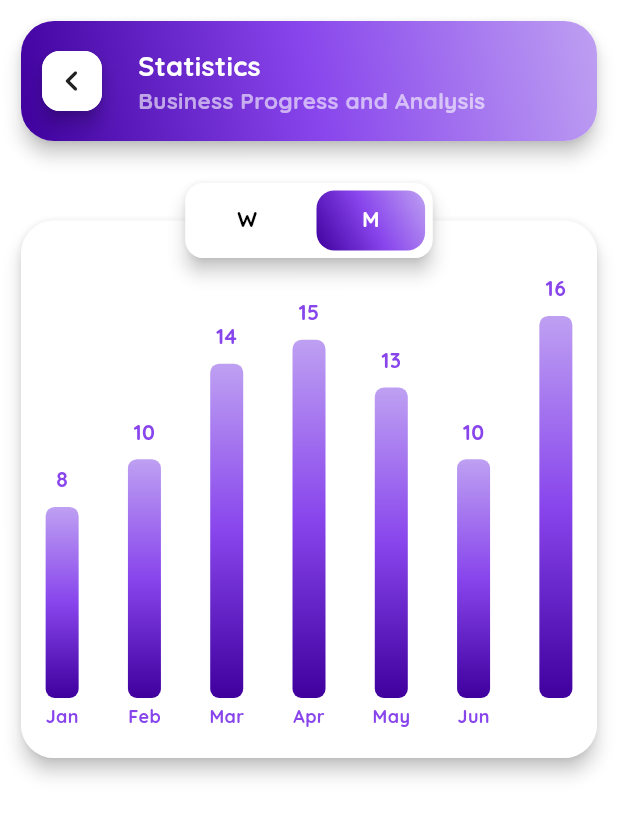
After one commit to Harsshh5/quickbill, a Flutter app: the Stats screen opened directly, tab 2 chosen, on a phone screen of 412 x 824 dp. The commit adds this screen. Shown: the top 817 px of the screen. Run offline on Flutter 3.47's test engine with Material 3 defaults, Android fonts, the phone set to English and light mode, and no system bars; drawn by our look-alikes of fl_chart; our stand-ins replace get, shared_preferences; accounts and stored records are empty.

Commit message:
STATS PAGE CREATED, OTHER MINOR CHANGES

```diff
--- a/lib/config/app_colors.dart
+++ b/lib/config/app_colors.dart
@@ -3,5 +3,6 @@ import 'package:flutter/material.dart';
 class AppColors{
   Color dark = Color(0xff3f009e);
   Color medium = Color(0xff8845ec);
+  Color light = Color(0xffe6dbf8);
   Color subBlack = Colors.black54;
 }
--- a/lib/views/home.dart
+++ b/lib/views/home.dart
@@ -6,6 +6,7 @@ import 'package:intl/intl.dart';
 import 'package:quickbill/views/add_client.dart';
 import 'package:quickbill/views/commons/common_page_header.dart';
 import 'package:quickbill/views/payments.dart';
+import 'package:quickbill/views/stats.dart';
 
 import 'add_invoice.dart';
 
@@ -331,7 +332,9 @@ class _HomeState extends State<Home> with TickerProviderStateMixin {
                                     );
                                   } else if (index == 2) {
                                     Get.to(() => Payments(), transition: Transition.fadeIn);
-                                  } else if (index == 3) {}
+                                  } else if (index == 3) {
+                                    Get.to(() => Stats(), transition: Transition.fadeIn);
+                                  }
                                 },
                                 child: ScaleTransition(
                                   scale: bounceAnimations[index],
--- a/lib/views/payments.dart
+++ b/lib/views/payments.dart
@@ -199,7 +199,32 @@ class _PaymentsState extends State<Payments> with TickerProviderStateMixin {
                             await calendarController.reverse();
                             await calendarController.forward();
 
-                            DateTimeRange? picked = await showAnimatedDateRangePicker(context, selectedDateRange);
+                            DateTimeRange? picked = await showDateRangePicker(
+                              currentDate: DateTime.now(),
+                              // ignore: use_build_context_synchronously
+                              context: context,
+                              firstDate: DateTime(2000),
+                              lastDate: DateTime(2100),
+                              initialDateRange: selectedDateRange,
+                              builder: (context, child) {
+                                return Theme(
+                                  data: Theme.of(context).copyWith(
+                                    colorScheme: ColorScheme.light(
+                                      primary: Color(0xff3f009e),
+                                      onPrimary: Colors.white,
+                                      secondary: Color(0xff8845ec),
+                                    ),
+                                    textButtonTheme: TextButtonThemeData(
+                                      style: TextButton.styleFrom(
+                                        foregroundColor: Color(0xff3f009e),
+                                      ),
+                                    ),
+                                  ),
+                                  child: child!,
+                                );
+                              },
+                            );
+
                             if (!context.mounted) return;
 
                             if (picked != null) {
@@ -387,7 +412,7 @@ class _PaymentsState extends State<Payments> with TickerProviderStateMixin {
                         width: Get.width,
                         padding: EdgeInsets.all(10),
                         decoration: BoxDecoration(
-                          color: isSelected ? Colors.purple[50] : Colors.white,
+                          color: isSelected ? Color(0xffe6dbf8) : Colors.white,
                           borderRadius: BorderRadius.circular(22),
                         ),
                         child: Row(
@@ -468,59 +493,4 @@ class _PaymentsState extends State<Payments> with TickerProviderStateMixin {
     );
   }
 
-  Future<DateTimeRange?> showAnimatedDateRangePicker(BuildContext context, DateTimeRange? initialRange) {
-    return showGeneralDialog<DateTimeRange>(
-      context: context,
-      barrierDismissible: true,
-      barrierLabel: "DateRangePicker",
-      transitionDuration: Duration(milliseconds: 300),
-      pageBuilder: (context, animation, secondaryAnimation) {
-        return Center(); // fallback, won't be used due to transitionBuilder
-      },
-      transitionBuilder: (context, animation, secondaryAnimation, child) {
-        final curved = CurvedAnimation(parent: animation, curve: Curves.easeInOut);
-
-        return ScaleTransition(
-          scale: curved,
-          child: Opacity(
-            opacity: animation.value,
-            child: Builder(
-              builder: (dialogContext) {
-                return AlertDialog(
-                  contentPadding: EdgeInsets.zero,
-                  backgroundColor: Colors.transparent,
-                  content: SizedBox(
-                    height: 500,
-                    child: Theme(
-                      data: Theme.of(dialogContext).copyWith(
-                        colorScheme: ColorScheme.light(
-                          primary: Color(0xff3f009e),
-                          onPrimary: Colors.white,
-                          secondary: Color(0xff8845ec),
-                        ),
-                        textButtonTheme: TextButtonThemeData(
-                          style: TextButton.styleFrom(
-                            foregroundColor: Color(0xff3f009e),
-                          ),
-                        ),
-                      ),
-                      child: Builder(
-                        builder: (innerContext) => DateRangePickerDialog(
-                          firstDate: DateTime(2000),
-                          lastDate: DateTime(2100),
-                          currentDate: DateTime.now(),
-                          initialDateRange: initialRange,
-                        ),
-                      ),
-                    ),
-                  ),
-                );
-              },
-            ),
-          ),
-        );
-      },
-    );
-  }
-
 }
--- /dev/null
+++ b/lib/views/stats.dart
@@ -0,0 +1,327 @@
+import 'package:flutter/material.dart';
+import 'package:get/get.dart';
+
+import 'commons/common_page_header.dart';
+
+import 'package:fl_chart/fl_chart.dart';
+
+class Stats extends StatefulWidget {
+  const Stats({super.key});
+
+  @override
+  State<Stats> createState() => _StatsState();
+}
+
+class _StatsState extends State<Stats> with TickerProviderStateMixin {
+  late AnimationController controller;
+  late Animation<Offset> slideAnimation;
+  late Animation<double> fadeAnimation;
+
+  late TabController tabController;
+
+  List<BarChartGroupData> currentBarGroups = [];
+  List<String> xLabels = [];
+
+  List<double> animatedValues = [];
+  bool animationStarted = false;
+
+  List<double> originalValues = [8, 10, 14, 15, 13, 10, 16];
+
+  @override
+  void initState() {
+    super.initState();
+
+    tabController = TabController(length: 2, vsync: this);
+
+    tabController.addListener(() {
+      if (tabController.indexIsChanging) return;
+      setState(() {
+        if (tabController.index == 0) {
+          xLabels = getLast7DaysLabels();
+          currentBarGroups = generateBarData(xLabels.length);
+        } else if (tabController.index == 1) {
+          xLabels = getLast6MonthsLabels();
+          currentBarGroups = generateBarData(xLabels.length);
+        }
+      });
+    });
+
+
+    controller = AnimationController(
+      duration: const Duration(milliseconds: 400),
+      vsync: this,
+    );
+
+    slideAnimation = Tween<Offset>(
+      begin: const Offset(0.0, -1.0),
+      end: Offset.zero,
+    ).animate(CurvedAnimation(parent: controller, curve: Curves.easeOut));
+
+    fadeAnimation = Tween<double>(
+      begin: 0.0,
+      end: 1.0,
+    ).animate(CurvedAnimation(parent: controller, curve: Curves.easeOut));
+
+
+    //bar animation
+    animatedValues = List.filled(originalValues.length, 1);
+
+    WidgetsBinding.instance.addPostFrameCallback((_) {
+      startBarAnimation();
+    });
+
+
+    controller.forward();
+  }
+
+  @override
+  void dispose() {
+    controller.dispose();
+    super.dispose();
+  }
+
+  void startBarAnimation() async {
+    animationStarted = true;
+    for (int i = 0; i < originalValues.length; i++) {
+      await Future.delayed(Duration(milliseconds: 100));
+      setState(() {
+        animatedValues[i] = originalValues[i];
+      });
+    }
+  }
+
+  List<String> getLast7DaysLabels() {
+    final now = DateTime.now();
+    return List.generate(7, (i) {
+      final date = now.subtract(Duration(days: 6 - i));
+      return '${date.day}/${date.month}\n${['Mon', 'Tue', 'Wed', 'Thu', 'Fri', 'Sat', 'Sun'][date.weekday - 1]}';
+    });
+  }
+
+  List<String> getLast6MonthsLabels() {
+    final now = DateTime.now();
+    return List.generate(6, (i) {
+      final date = DateTime(now.year, now.month - (5 - i));
+      return ["Jan", "Feb", "Mar", "Apr", "May", "Jun", "Jul", "Aug", "Sep", "Oct", "Nov", "Dec"][date.month - 1];
+    });
+  }
+
+  List<String> getYearLabels() {
+    final now = DateTime.now();
+    return [now.year.toString(), (now.year - 1).toString()];
+  }
+
+
+  @override
+  Widget build(BuildContext context) {
+    return Scaffold(
+      body: SafeArea(
+        child: Padding(
+          padding: EdgeInsets.all(10),
+          child: Column(
+            children: [
+              SlideTransition(
+                position: slideAnimation,
+                child: FadeTransition(
+                  opacity: fadeAnimation,
+                  child: CommonPageHeader(
+                    mainHeading: "Statistics",
+                    subHeading: "Business Progress and Analysis",
+                    onTap: () => Get.back(),
+                    icon: Icons.chevron_left_rounded,
+                  ),
+                ),
+              ),
+
+              const SizedBox(height: 20),
+
+              Stack(
+                children: [
+                  Padding(
+                    padding: const EdgeInsets.only(top: 25),
+                    child: Card(
+                      elevation: 5,
+                      shape: RoundedRectangleBorder(borderRadius:BorderRadius.circular(22)),
+                      child: Container(
+                          height: Get.height / 2.3,
+                          width: Get.width,
+                          decoration: BoxDecoration(color: Colors.white, borderRadius: BorderRadius.circular(22)),
+                          child: barGraph()),
+                    ),
+                  ),
+
+                  Align(
+                    alignment: Alignment.center,
+                    child: Card(
+                        elevation: 5,
+                        shape: RoundedRectangleBorder(borderRadius: BorderRadius.circular(12)),
+                        child: Container(
+                          height: 50,
+                          width: Get.width / 2.5,
+                          decoration: BoxDecoration(color: Colors.white,borderRadius: BorderRadius.circular(12)),
+                          child: TabBar(
+                            controller: tabController,
+                            tabs: const [Tab(text: "W"),Tab(text: "M")],
+                            indicatorSize: TabBarIndicatorSize.tab,
+                            indicatorPadding: EdgeInsets.all(5),
+                            splashBorderRadius: BorderRadius.circular(18),
+                            dividerColor: Colors.transparent,
+                            labelStyle: TextStyle(
+                              color: Colors.white,
+                              fontWeight: FontWeight.bold,
+                              fontFamily: "quicksand",
+                            ),
+                            unselectedLabelStyle: TextStyle(
+                              color: Colors.black,
+                              fontWeight: FontWeight.bold,
+                              fontFamily: "quicksand",
+                            ),
+                            indicator: BoxDecoration(
+                              borderRadius: BorderRadius.circular(12),
+                              gradient: LinearGradient(
+                                colors: [
+                                  Color(0xff3f009e),
+                                  Color(0xff8845ec),
+                                  Color(0xffbea0f2),
+                                ],
+                                begin: Alignment.bottomLeft,
+                                end: Alignment.topRight,
+                              ),
+                            ),
+                            indicatorAnimation: TabIndicatorAnimation.elastic,
+                          ),
+                        )
+                    ),
+                  ),
+                ],
+              )
+            ],
+          ),
+        ),
+      ),
+    );
+  }
+
+  Widget barGraph() {
+    double maxValue = barGroups.map((e) => e.barRods.first.toY).reduce((a, b) => a > b ? a : b);
+    return BarChart(
+      BarChartData(
+        barTouchData: barTouchData,
+        titlesData: titlesData,
+        borderData: borderData,
+        barGroups: barGroups,
+        gridData: const FlGridData(show: false),
+        alignment: BarChartAlignment.spaceAround,
+        maxY: (maxValue * 1.2).ceilToDouble(), // Add some padding (20% extra)
+      ),
+    );
+  }
+
+  BarTouchData get barTouchData => BarTouchData(
+    enabled: false,
+    touchTooltipData: BarTouchTooltipData(
+      getTooltipColor: (group) => Colors.transparent,
+      tooltipPadding: EdgeInsets.zero,
+      tooltipMargin: 8,
+      getTooltipItem: (
+          BarChartGroupData group,
+          int groupIndex,
+          BarChartRodData rod,
+          int rodIndex,
+          ) {
+        return BarTooltipItem(
+          rod.toY.round().toString(),
+          const TextStyle(
+            color: Color(0xff8845ec),
+            fontWeight: FontWeight.bold,
+          ),
+        );
+      },
+    ),
+  );
+
+  Widget getTitles(double value, TitleMeta meta) {
+    final style = TextStyle(
+      color: Color(0xff8845ec),
+      fontWeight: FontWeight.bold,
+      fontSize: 12,
+    );
+
+    final index = value.toInt();
+    if (index < 0 || index >= xLabels.length) return const SizedBox.shrink();
+
+    return SideTitleWidget(
+      meta: meta,
+      space: 4,
+      child: Text(xLabels[index], style: style, textAlign: TextAlign.center),
+    );
+  }
+
+  FlTitlesData get titlesData => FlTitlesData(
+    show: true,
+    bottomTitles: AxisTitles(
+      sideTitles: SideTitles(
+        showTitles: true,
+        reservedSize: 40,
+        getTitlesWidget: getTitles,
+      ),
+    ),
+    leftTitles: const AxisTitles(
+      sideTitles: SideTitles(showTitles: false),
+    ),
+    topTitles: const AxisTitles(
+      sideTitles: SideTitles(showTitles: false),
+    ),
+    rightTitles: const AxisTitles(
+      sideTitles: SideTitles(showTitles: false),
+    ),
+  );
+
+  FlBorderData get borderData => FlBorderData(
+    show: false,
+  );
+
+  LinearGradient get _barsGradient => LinearGradient(
+    colors: [
+      Color(0xff3f009e),
+      Color(0xff8845ec),
+      Color(0xffbea0f2)
+    ],
+    begin: Alignment.bottomCenter,
+    end: Alignment.topCenter,
+  );
+
+  List<BarChartGroupData> get barGroups => List.generate(originalValues.length, (index) {
+    return BarChartGroupData(
+      x: index,
+      barRods: [
+        BarChartRodData(
+          toY: animatedValues[index],
+          gradient: _barsGradient,
+          width: 22,
+          borderRadius: BorderRadius.circular(6),
+        ),
+      ],
+      showingTooltipIndicators: [0],
+    );
+  });
+
+
+  List<BarChartGroupData> generateBarData(int count) {
+    return List.generate(count, (index) {
+      final yValue = (5 + index * 2) % 20 + 5;
+      return BarChartGroupData(
+        x: index,
+        barRods: [
+          BarChartRodData(
+            toY: yValue.toDouble(),
+            gradient: _barsGradient,
+          ),
+        ],
+        showingTooltipIndicators: [0],
+      );
+    });
+  }
+
+
+}
--- a/pubspec.yaml
+++ b/pubspec.yaml
@@ -15,6 +15,7 @@ dependencies:
   shared_preferences: ^2.5.3
   get: ^4.7.2
   intl: ^0.20.2
+  fl_chart: ^1.0.0
 
 dev_dependencies:
   flutter_test:
```
Also changed, not shown: pubspec.lock.
